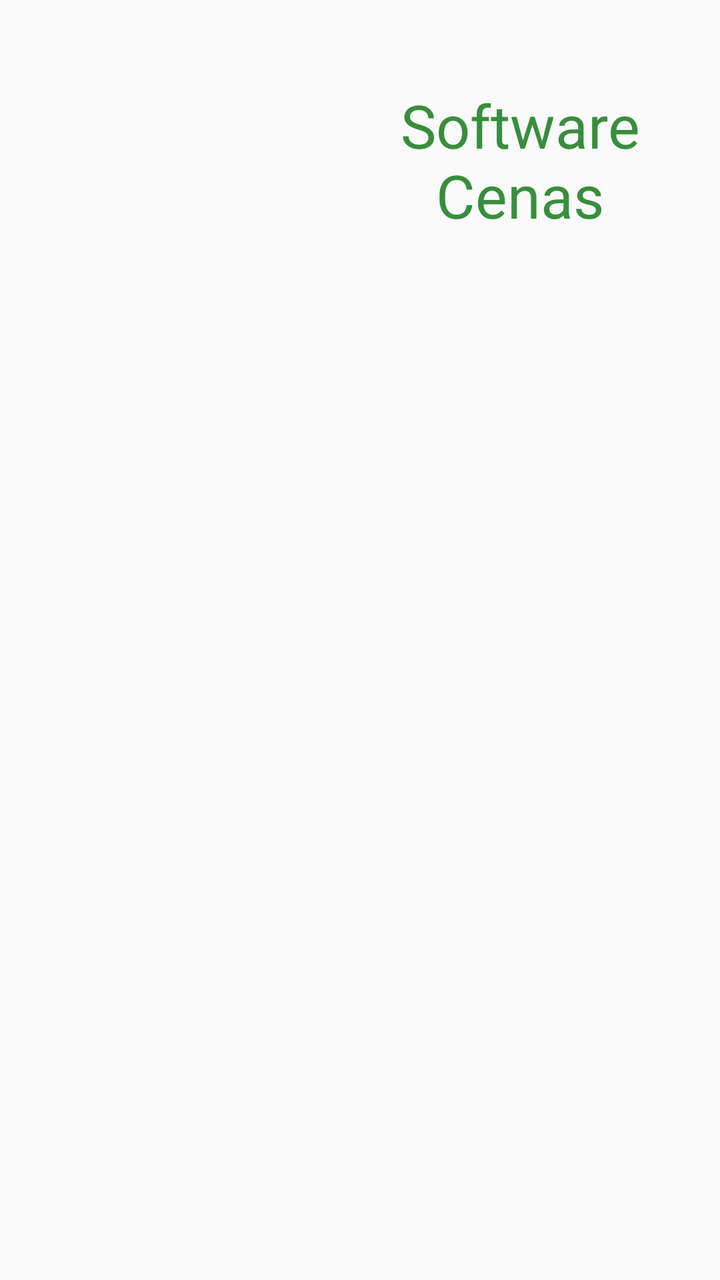
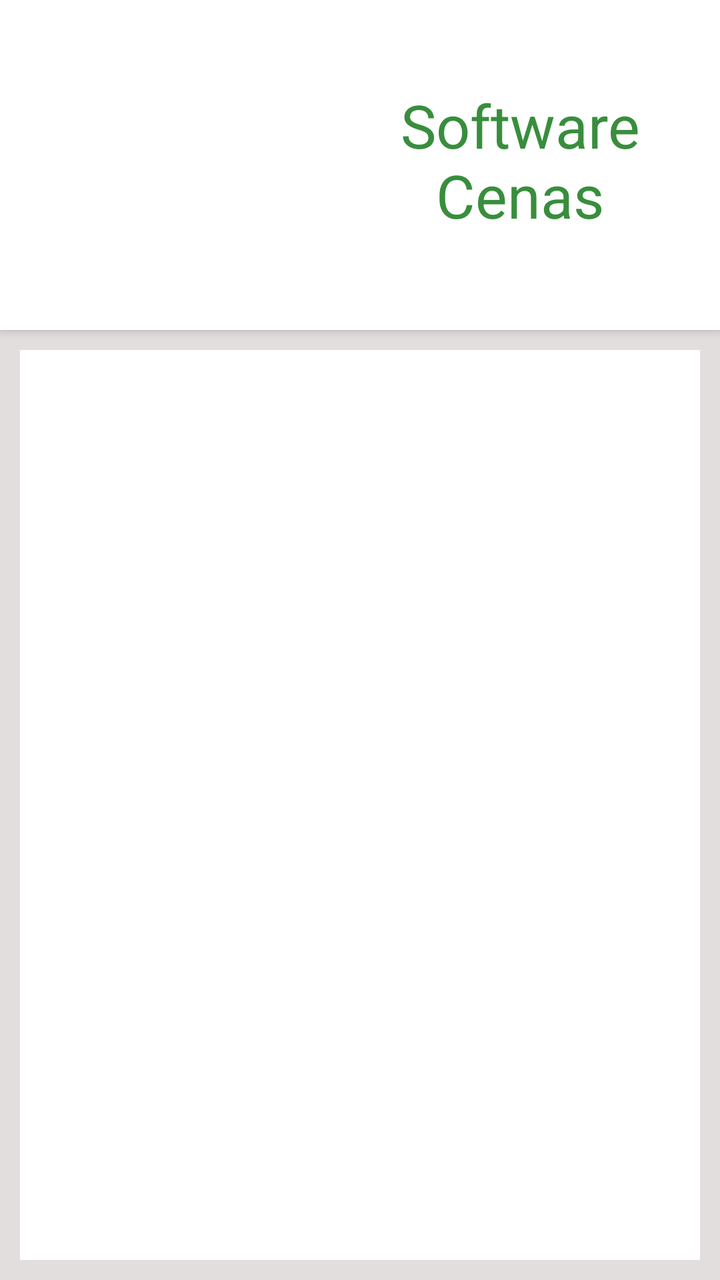

Before-and-after screenshots of an Android layout around one commit, followed by the original layout XML and the change that was made.
<!-- AndroidManifest.xml: application theme AppTheme -->
<!-- res/layout/ka_fragment.xml -->
<?xml version="1.0" encoding="utf-8"?>
<RelativeLayout xmlns:android="http://schemas.android.com/apk/res/android"
    xmlns:app="http://schemas.android.com/apk/res-auto"
    android:layout_width="match_parent"
    android:layout_height="match_parent">

    <LinearLayout
        android:id="@+id/ka_header"
        android:layout_width="match_parent"
        android:layout_height="wrap_content"
        android:elevation="3dp"
        android:orientation="horizontal"
        android:paddingBottom="@dimen/card_margin">

        <ImageView
            android:id="@+id/ka_details_image"
            android:layout_width="@dimen/ka_image_height"
            android:layout_height="@dimen/ka_image_height"
            android:scaleType="fitCenter"
            app:srcCompat="@drawable/function" />

        <TextView
            android:id="@+id/ka_details_name"
            android:layout_width="match_parent"
            android:layout_height="match_parent"
            android:gravity="center"
            android:text="Software Cenas"
            android:textAlignment="center"
            android:textColor="@color/colorPrimaryDark"
            android:textSize="@dimen/ka_detail_title_size" />

    </LinearLayout>


    <android.support.v7.widget.RecyclerView
        android:id="@+id/ka_details_topics_list"
        android:layout_width="match_parent"
        android:layout_height="match_parent"
        android:layout_below="@+id/ka_header"
        android:paddingLeft="@dimen/card_margin"
        android:paddingRight="@dimen/card_margin" />


</RelativeLayout>
<!-- resources referenced by this layout -->
<resources>
  <color name="colorPrimaryDark">#388e3c</color>
  <dimen name="card_margin">5dp</dimen>
  <dimen name="ka_detail_title_size">30dp</dimen>
  <dimen name="ka_image_height">160dp</dimen>
  <!-- drawable function: png bitmap (drawable, 1514 bytes) -->
  <style name="AppTheme" parent="Theme.AppCompat.Light.NoActionBar">
          <item name="colorPrimary">@color/colorPrimary</item>
          <item name="colorPrimaryDark">@color/colorPrimaryDark</item>
          <item name="colorAccent">@color/colorAccent</item>
      </style>
  <color name="colorPrimary">#4caf50</color>
  <color name="colorAccent">#ffffff</color>
</resources>

<!-- the commit's change to res/layout/ka_fragment.xml (unified diff, before → after) -->
@@ -2,12 +2,14 @@
 <RelativeLayout xmlns:android="http://schemas.android.com/apk/res/android"
     xmlns:app="http://schemas.android.com/apk/res-auto"
     android:layout_width="match_parent"
-    android:layout_height="match_parent">
+    android:layout_height="match_parent"
+    android:background="@color/grayerWhite">
 
     <LinearLayout
         android:id="@+id/ka_header"
         android:layout_width="match_parent"
         android:layout_height="wrap_content"
+        android:background="@color/colorAccent"
         android:elevation="3dp"
         android:orientation="horizontal"
         android:paddingBottom="@dimen/card_margin">
@@ -37,8 +39,8 @@
         android:layout_width="match_parent"
         android:layout_height="match_parent"
         android:layout_below="@+id/ka_header"
-        android:paddingLeft="@dimen/card_margin"
-        android:paddingRight="@dimen/card_margin" />
+        android:layout_margin="@dimen/ka_detail_list_margin"
+        android:background="@color/colorAccent" />
 
 
 </RelativeLayout>
<!-- resource entries referenced after the edit -->
@@ -1,7 +1,9 @@
 <!-- resources referenced by this layout -->
 <resources>
   <color name="colorPrimaryDark">#388e3c</color>
+  <color name="grayerWhite">#e2dede</color>
   <dimen name="card_margin">5dp</dimen>
+  <dimen name="ka_detail_list_margin">10dp</dimen>
   <dimen name="ka_detail_title_size">30dp</dimen>
   <dimen name="ka_image_height">160dp</dimen>
   <!-- drawable function: png bitmap (drawable, 1514 bytes) -->
